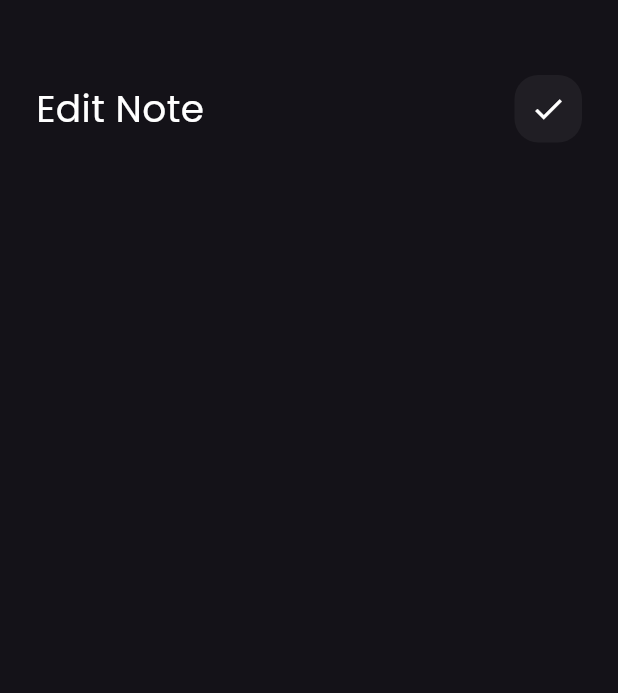
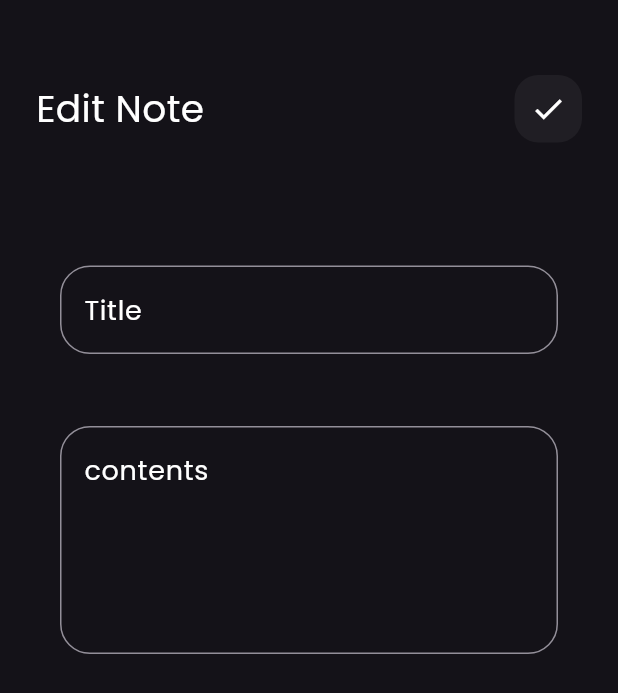
Before and after one commit to gadooo/Notes_app, a Flutter app: the EditNoteView screen opened directly, on a phone screen of 412 x 824 dp. Shown: the top 693 px of the screen. Run offline on Flutter 3.47's test engine with Material 3 defaults, Android fonts, the phone set to English and light mode, and no system bars.

Commit message:
edit note view ui done

```diff
--- a/lib/views/widgets/edit_note_view_body.dart
+++ b/lib/views/widgets/edit_note_view_body.dart
@@ -1,4 +1,5 @@
 import 'package:easy_note/views/widgets/custom_app_bar.dart';
+import 'package:easy_note/views/widgets/custom_text_filde.dart';
 import 'package:flutter/material.dart';
 
 class EditNoteViewBody extends StatelessWidget {
@@ -13,7 +14,18 @@ class EditNoteViewBody extends StatelessWidget {
           SizedBox(
             height: 50,
           ),
-          CustomAppBar(icon: Icons.check, title: 'Edit Note')
+          CustomAppBar(icon: Icons.check, title: 'Edit Note'),
+          SizedBox(
+            height: 50,
+          ),
+          CustomTextFilde(hint: 'Title'),
+          SizedBox(
+            height: 16,
+          ),
+          CustomTextFilde(
+            hint: 'contents',
+            maxLines: 5,
+          )
         ],
       ),
     );
```
